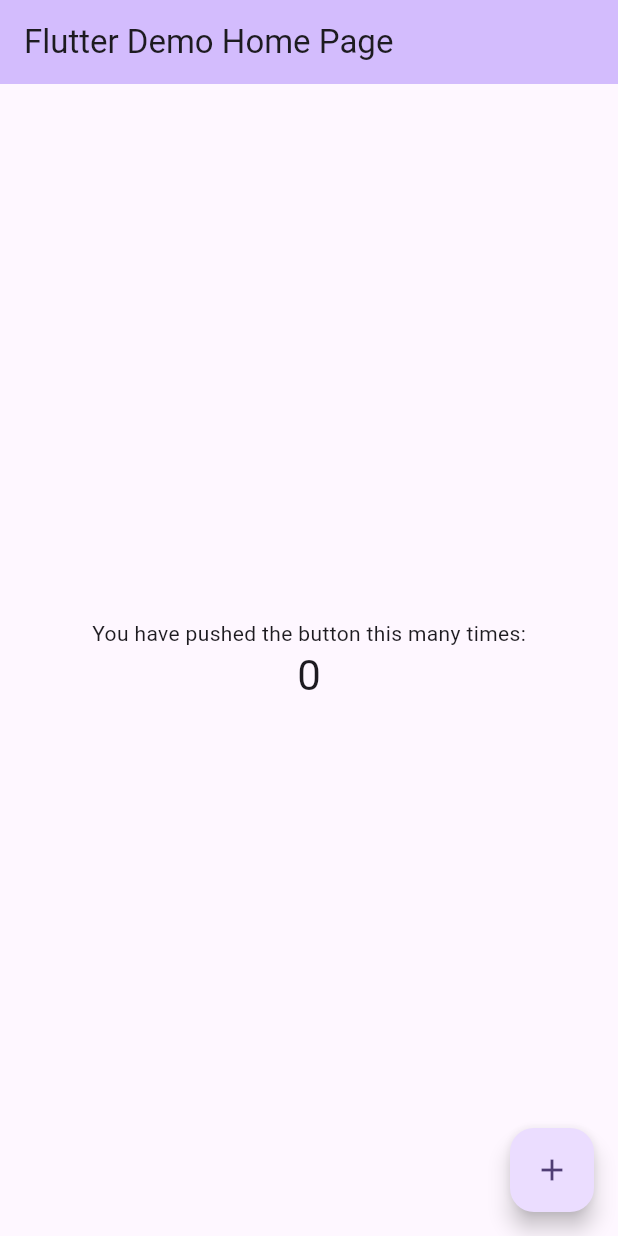
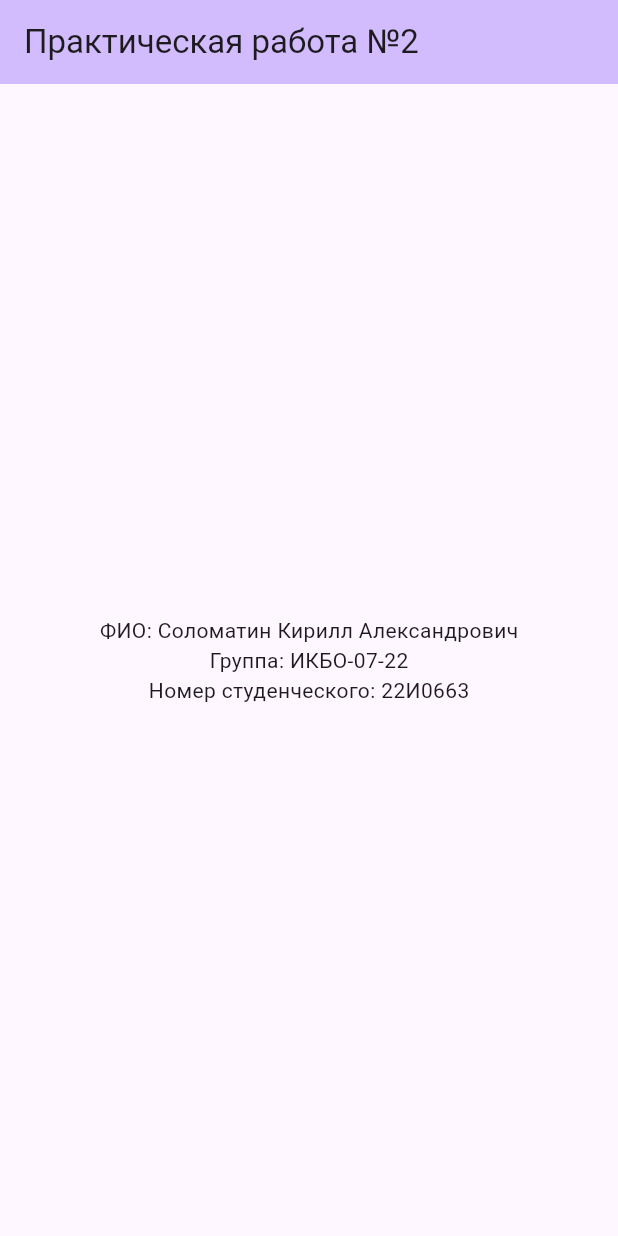
Before and after one commit to WenoSense/Flutter-pr2, a Flutter app: the screen it shows after launch, on a phone screen of 412 x 824 dp. Run offline on Flutter 3.47's test engine with Material 3 defaults, Android fonts, the phone set to English and light mode, and no system bars.

Commit message:
Adding student information

```diff
--- a/lib/main.dart
+++ b/lib/main.dart
@@ -10,11 +10,11 @@ class MyApp extends StatelessWidget {
   @override
   Widget build(BuildContext context) {
     return MaterialApp(
-      title: 'Flutter Demo',
+      title: 'ПР №2',
       theme: ThemeData(
         colorScheme: ColorScheme.fromSeed(seedColor: Colors.deepPurple),
       ),
-      home: const MyHomePage(title: 'Flutter Demo Home Page'),
+      home: const MyHomePage(title: 'Практическая работа №2'),
     );
   }
 }
@@ -29,13 +29,6 @@ class MyHomePage extends StatefulWidget {
 }
 
 class _MyHomePageState extends State<MyHomePage> {
-  int _counter = 0;
-
-  void _incrementCounter() {
-    setState(() {
-      _counter++;
-    });
-  }
 
   @override
   Widget build(BuildContext context) {
@@ -48,18 +41,12 @@ class _MyHomePageState extends State<MyHomePage> {
         child: Column(
           mainAxisAlignment: MainAxisAlignment.center,
           children: <Widget>[
-            const Text('You have pushed the button this many times:'),
-            Text(
-              '$_counter',
-              style: Theme.of(context).textTheme.headlineMedium,
-            ),
+            const Text('ФИО: Соломатин Кирилл Александрович'),
+            const Text('Группа: ИКБО-07-22'),
+            const Text('Номер студенческого: 22И0663'),
+
           ],
         ),
-      ),
-      floatingActionButton: FloatingActionButton(
-        onPressed: _incrementCounter,
-        tooltip: 'Increment',
-        child: const Icon(Icons.add),
       ),
     );
   }
```
